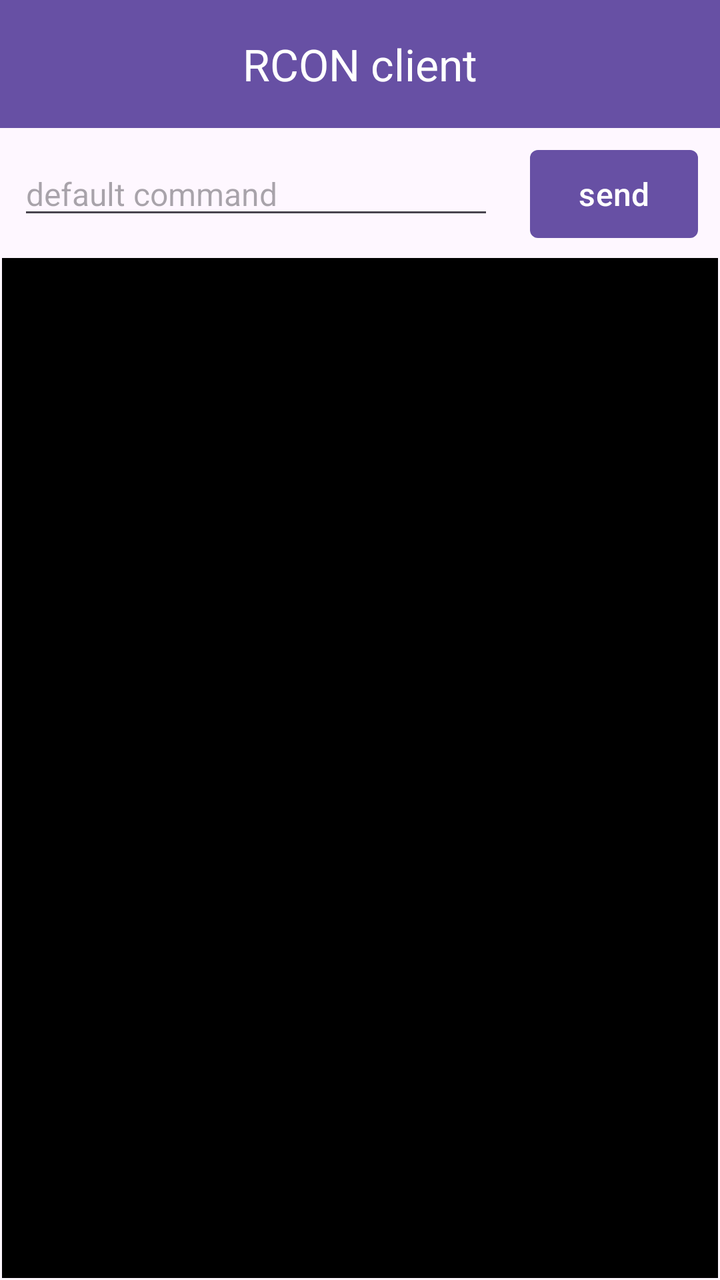
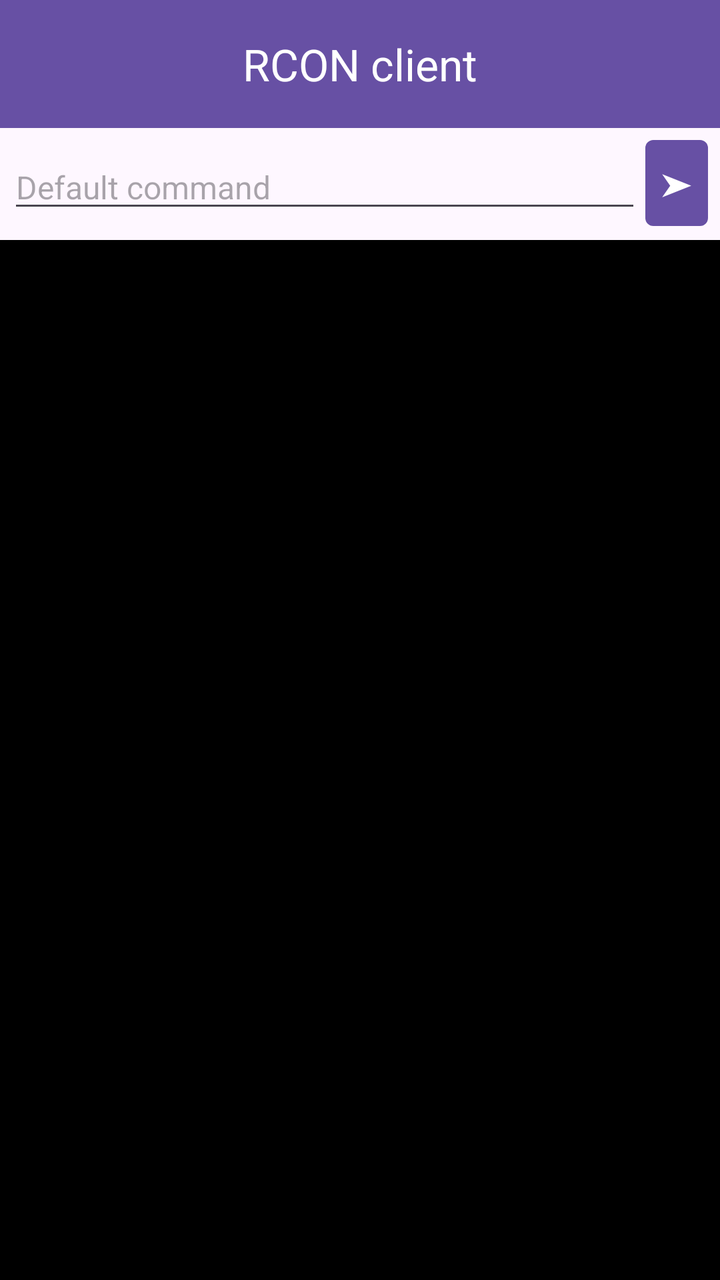

An Android layout rendered at two revisions. The XML below is the earlier revision; the diff shows what the commit changed to produce the second picture.
<!-- AndroidManifest.xml: application theme Theme.RCONGraphicalClient -->
<!-- res/layout/activity_main.xml -->
<?xml version="1.0" encoding="utf-8"?>
<androidx.constraintlayout.widget.ConstraintLayout xmlns:android="http://schemas.android.com/apk/res/android"
    xmlns:app="http://schemas.android.com/apk/res-auto"
    xmlns:tools="http://schemas.android.com/tools"
    android:id="@+id/activityMain"
    android:layout_width="match_parent"
    android:layout_height="match_parent"
    tools:context="MainActivity">

    <com.google.android.material.appbar.MaterialToolbar
        android:id="@+id/toolbar"
        android:layout_width="match_parent"
        android:layout_height="wrap_content"
        android:background="?attr/colorPrimary"
        android:minHeight="?attr/actionBarSize"
        android:theme="?attr/actionBarTheme"
        app:layout_constraintEnd_toEndOf="parent"
        app:layout_constraintHeight_percent="@fraction/toolbar_height_percent"
        app:layout_constraintStart_toStartOf="parent"
        app:layout_constraintTop_toTopOf="parent"
        app:subtitleCentered="true"
        app:subtitleTextColor="@color/white"
        app:title="@string/app_name" />

    <LinearLayout
        android:id="@+id/constraintLayoutMainContent"
        android:layout_width="0dp"
        android:layout_height="0dp"
        android:orientation="vertical"
        android:padding="1dp"
        app:layout_constraintBottom_toBottomOf="parent"
        app:layout_constraintEnd_toEndOf="parent"
        app:layout_constraintStart_toStartOf="parent"
        app:layout_constraintTop_toBottomOf="@+id/toolbar">

        <LinearLayout
            android:layout_width="match_parent"
            android:layout_height="wrap_content"
            android:orientation="horizontal">

            <EditText
                android:id="@+id/etCommand"
                android:layout_width="0dp"
                android:layout_height="wrap_content"
                android:layout_margin="8dp"
                android:layout_weight="1"
                android:hint="default command"
                android:imeOptions="actionSend"
                android:inputType="text"
                android:textSize="16sp" />

            <Button
                android:id="@+id/btnSend"
                android:layout_width="wrap_content"
                android:layout_height="wrap_content"
                android:layout_margin="8dp"
                android:text="send" />
        </LinearLayout>

        <ScrollView
            android:id="@+id/scrollLog"
            android:layout_width="match_parent"
            android:layout_height="0dp"
            android:layout_weight="1"
            android:background="@color/black">

            <TextView
                android:id="@+id/tvLog"
                android:layout_width="match_parent"
                android:layout_height="wrap_content"
                android:fontFamily="monospace"
                android:padding="8dp"
                android:text=""
                android:textColor="#00FF00"
                android:textSize="12sp" />

        </ScrollView>

    </LinearLayout>


</androidx.constraintlayout.widget.ConstraintLayout>
<!-- resources referenced by this layout -->
<resources>
  <color name="black">#000000</color>
  <color name="white">#FFFFFFFF</color>
  <string name="app_name" translatable="false">RCON client</string>
  <style name="Theme.RCONGraphicalClient" parent="Base.Theme.RCONGraphicalClient" />
  <style name="Base.Theme.RCONGraphicalClient" parent="Theme.Material3.DayNight.NoActionBar">
          
          
          <item name="materialButtonStyle">@style/NormalButton</item>
          <item name="alertDialogTheme">@style/NormalDialogStyle</item>
          <item name="toolbarStyle">@style/NormalToolbarStyle</item>
      </style>
  <style name="NormalButton" parent="BaseButtonStyle">
      </style>
  <style name="NormalDialogStyle" parent="BaseDialogStyle">
      </style>
  <style name="NormalToolbarStyle" parent="Widget.Material3.Toolbar">
          <item name="titleTextColor">@color/white</item>
          <item name="android:titleTextAppearance">@style/NormalToolbarTitleTextAppearance</item>
          <item name="titleCentered">true</item>
      </style>
  <style name="BaseButtonStyle" parent="Widget.Material3.Button">
          <item name="cornerRadius">4dp</item>
          <item name="android:padding">4dp</item>
          <item name="android:insetRight">2dp</item>
          <item name="android:insetLeft">2dp</item>
          <item name="android:insetTop">2dp</item>
          <item name="android:insetBottom">2dp</item>
          <item name="android:textColor">@color/white</item>
          <item name="android:textSize">16sp</item>
      </style>
  <style name="BaseDialogStyle" parent="Theme.Material3.DayNight.Dialog.Alert">
          <item name="android:textSize">20sp</item>
      </style>
  <style name="NormalToolbarTitleTextAppearance" parent="TextAppearance.Material3.TitleMedium">
          <item name="android:textColor">@color/white</item>
          <item name="android:textStyle">bold</item>
      </style>
</resources>

<!-- the commit's change to res/layout/activity_main.xml (unified diff, before → after) -->
@@ -27,7 +27,6 @@
         android:layout_width="0dp"
         android:layout_height="0dp"
         android:orientation="vertical"
-        android:padding="1dp"
         app:layout_constraintBottom_toBottomOf="parent"
         app:layout_constraintEnd_toEndOf="parent"
         app:layout_constraintStart_toStartOf="parent"
@@ -36,25 +35,28 @@
         <LinearLayout
             android:layout_width="match_parent"
             android:layout_height="wrap_content"
-            android:orientation="horizontal">
+            android:orientation="horizontal"
+            android:padding="4dp">
 
             <EditText
                 android:id="@+id/etCommand"
                 android:layout_width="0dp"
                 android:layout_height="wrap_content"
-                android:layout_margin="8dp"
-                android:layout_weight="1"
-                android:hint="default command"
+                android:layout_gravity="center_vertical"
+                android:layout_weight="9"
+                android:hint="@string/default_command"
                 android:imeOptions="actionSend"
                 android:inputType="text"
                 android:textSize="16sp" />
 
             <Button
                 android:id="@+id/btnSend"
-                android:layout_width="wrap_content"
+                android:layout_width="0dp"
                 android:layout_height="wrap_content"
-                android:layout_margin="8dp"
-                android:text="send" />
+                android:layout_gravity="center_vertical"
+                android:layout_weight="1"
+                android:insetBottom="3dp"
+                android:text="➤" />
         </LinearLayout>
 
         <ScrollView
@@ -72,7 +74,7 @@
                 android:padding="8dp"
                 android:text=""
                 android:textColor="#00FF00"
-                android:textSize="12sp" />
+                android:textSize="16sp" />
 
         </ScrollView>
 
<!-- resource entries referenced after the edit -->
@@ -3,6 +3,7 @@
   <color name="black">#000000</color>
   <color name="white">#FFFFFFFF</color>
   <string name="app_name" translatable="false">RCON client</string>
+  <string name="default_command">Default command</string>
   <style name="Theme.RCONGraphicalClient" parent="Base.Theme.RCONGraphicalClient" />
   <style name="Base.Theme.RCONGraphicalClient" parent="Theme.Material3.DayNight.NoActionBar">
           
